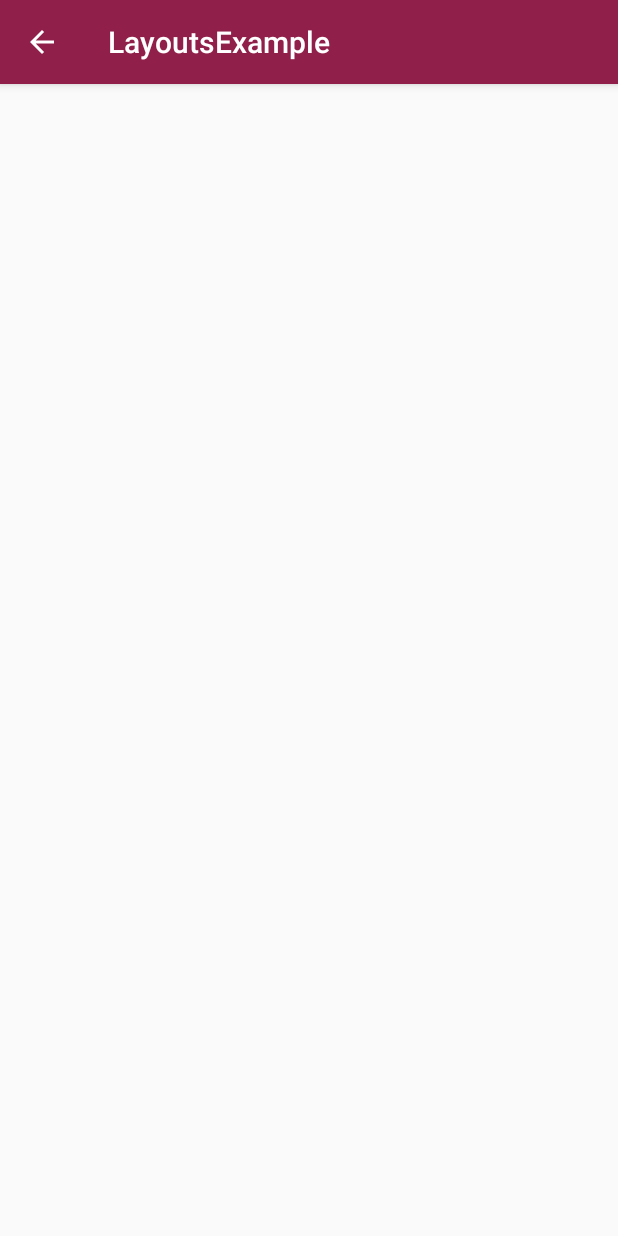
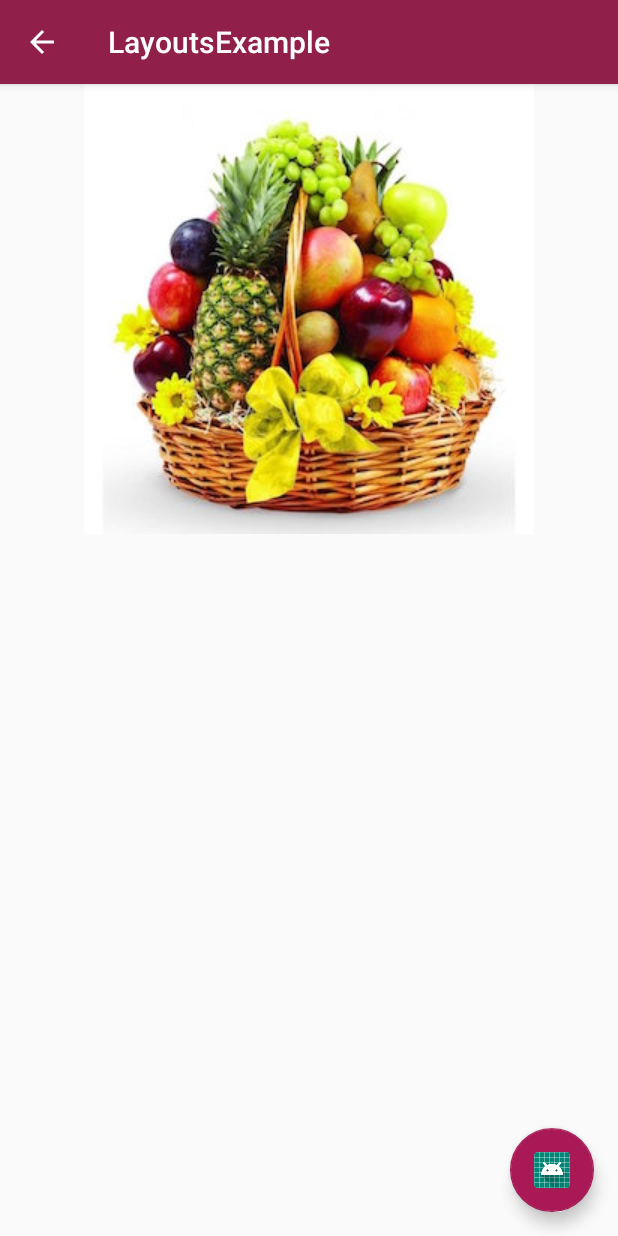
Before and after one commit to camysandhu/LayoutsExample, an Android app: the CoordinatorExample screen opened directly, with no data from a screen before it, on a phone screen of 412 x 824 dp. Run offline under Robolectric (Android 15) with nearby library versions, the phone set to English and light mode, and no system bars.

Commit message:
some changes

```diff
--- a/app/src/main/java/com/example/layoutsexample/CoordinatorExample.java
+++ b/app/src/main/java/com/example/layoutsexample/CoordinatorExample.java
@@ -6,13 +6,43 @@ import androidx.appcompat.app.AppCompatActivity;
 import android.os.Bundle;
 import android.view.Menu;
 import android.view.MenuItem;
+import android.view.View;
+import android.widget.ArrayAdapter;
+import android.widget.ImageView;
+import android.widget.ListView;
+import android.widget.TextView;
+
+import com.google.android.material.floatingactionbutton.FloatingActionButton;
+import com.google.android.material.snackbar.Snackbar;
 
 public class CoordinatorExample extends AppCompatActivity {
+FloatingActionButton fb;
+ImageView imageView;
+
 
     @Override
     protected void onCreate(Bundle savedInstanceState) {
         super.onCreate(savedInstanceState);
         setContentView(R.layout.activity_coordinator_example);
+        imageView = findViewById(R.id.imageView3);
+        imageView.setEnabled(false);
+        imageView.setOnClickListener(new View.OnClickListener() {
+            @Override
+            public void onClick(View v) {
+                imageView.setEnabled(true);
+            }
+        });
+
+        fb = findViewById(R.id.fbAction);
+        fb.setOnClickListener(new View.OnClickListener() {
+            @Override
+            public void onClick(View v) {
+
+
+                Snackbar.make(v,"Floation Button is Clicked",Snackbar.LENGTH_SHORT).show();
+                imageView.setEnabled(true);
+            }
+        });
         ActionBar actionBar = getSupportActionBar();
         if (actionBar != null) {
             actionBar.setDisplayHomeAsUpEnabled(true);
--- a/app/src/main/res/layout/activity_coordinator_example.xml
+++ b/app/src/main/res/layout/activity_coordinator_example.xml
@@ -1,9 +1,25 @@
 <?xml version="1.0" encoding="utf-8"?>
-<androidx.constraintlayout.widget.ConstraintLayout xmlns:android="http://schemas.android.com/apk/res/android"
+<androidx.coordinatorlayout.widget.CoordinatorLayout
+    android:id="@+id/main_content"
+    xmlns:android="http://schemas.android.com/apk/res/android"
     xmlns:app="http://schemas.android.com/apk/res-auto"
-    xmlns:tools="http://schemas.android.com/tools"
     android:layout_width="match_parent"
-    android:layout_height="match_parent"
-    tools:context=".CoordinatorExample">
+    android:layout_height="match_parent">
 
-</androidx.constraintlayout.widget.ConstraintLayout>
+    <com.google.android.material.floatingactionbutton.FloatingActionButton
+        android:layout_width="wrap_content"
+        android:id="@+id/fbAction"
+        android:layout_height="wrap_content"
+        android:layout_gravity="bottom|right"
+        android:layout_margin="16dp"
+        android:src="@mipmap/ic_launcher"
+
+        app:layout_anchorGravity="bottom|right|end"/>
+
+    <ImageView
+        android:clickable="false"
+        android:id="@+id/imageView3"
+        android:layout_width="match_parent"
+        android:layout_height="wrap_content"
+        app:srcCompat="@drawable/mix_fruit" />
+</androidx.coordinatorlayout.widget.CoordinatorLayout>
```
